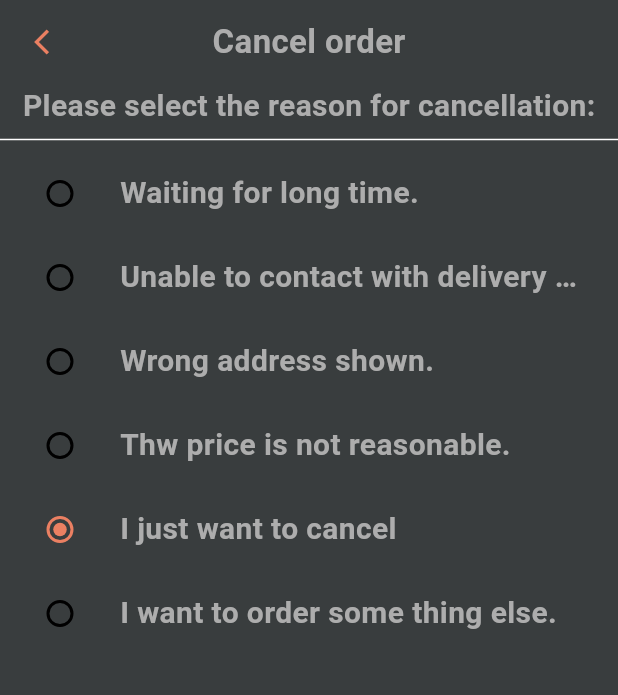
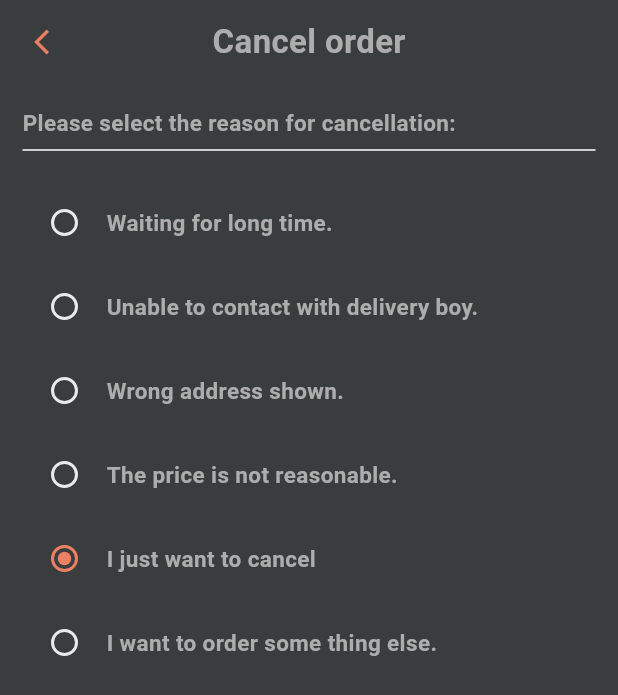
Before and after one commit to roonish/himalayandelight, a Flutter app: the CancelOrderScreen screen opened by its route, on a phone screen of 412 x 824 dp. Shown: the top 695 px of the screen. Run offline on Flutter 3.47's test engine with Material 3 defaults, Android fonts, the phone set to English and light mode, and no system bars; our stand-ins replace bloc, cached_network_image, flutter_bloc, flutter_map, geolocator, go_router and 3 more; accounts and stored records are empty; Roboto replaces fonts that are missing (ProximaNova).

Commit message:
chore:Radio style changed

```diff
--- a/lib/screen/cancel_order_screen/cancel_order_screen.dart
+++ b/lib/screen/cancel_order_screen/cancel_order_screen.dart
@@ -1,4 +1,3 @@
-import 'package:flutter/material.dart';
 import 'package:himalayan_delights/screen/cart_screen/imports.dart';
 import 'package:himalayan_delights/utils/enums.dart';
 
@@ -14,35 +13,41 @@ class CancelOrderScreen extends StatefulWidget {
 class _CancelOrderScreenState extends State<CancelOrderScreen> {
   @override
   Widget build(BuildContext context) {
-    const EdgeInsetsGeometry boxPadding = EdgeInsets.all(12);
-    const EdgeInsetsGeometry textPadding = EdgeInsets.only(top: 5, bottom: 2);
+    const EdgeInsetsGeometry bodyPadding = EdgeInsets.all(15);
     final Size mediaQ = MediaQuery.of(context).size;
+
     return Scaffold(
       appBar: appBar(context, title: 'Cancel order'),
-      body: const SingleChildScrollView(
+      body: SingleChildScrollView(
+        child: Padding(
+          padding: bodyPadding,
           child: Column(
+            crossAxisAlignment: CrossAxisAlignment.start,
             children: [
-            LabelText(text: 'Please select the reason for cancellation:'),
-            Divider(),
-            CancelationReasonList(
+              const LabelText(
+                  text: 'Please select the reason for cancellation:', size: 15),
+              const Divider(),
+              SizedBox(height: getDeviceExactHeight(10, mediaQ)),
+              const CancelationReasonList(
                   text: 'Waiting for long time.',
                   radioValue: OrderCancelReason.longWait),
-            CancelationReasonList(
+              const CancelationReasonList(
                   text: 'Unable to contact with delivery boy.',
                   radioValue: OrderCancelReason.noContactWithDeliveryPerson),
-            CancelationReasonList(
+              const CancelationReasonList(
                   text: 'Wrong address shown.',
                   radioValue: OrderCancelReason.wrongAddressShown),
-            CancelationReasonList(
-                text: 'Thw price is not reasonable.',
+              const CancelationReasonList(
+                  text: 'The price is not reasonable.',
                   radioValue: OrderCancelReason.nonReasonablePrice),
-            CancelationReasonList(
+              const CancelationReasonList(
                   text: 'I just want to cancel',
                   radioValue: OrderCancelReason.justWantToCancel),
-            CancelationReasonList(
+              const CancelationReasonList(
                   text: 'I want to order some thing else.',
                   radioValue: OrderCancelReason.orderSomethingElse),
             ],
+          ),
         ),
       ),
     );
@@ -66,7 +71,10 @@ class _CancelationReasonListState extends State<CancelationReasonList> {
     OrderCancelReason? orderCancelReason = OrderCancelReason.justWantToCancel;
 
     return ListTile(
-      title: LabelText(text: widget.text),
+      title: LabelText(
+        text: widget.text,
+        size: 15,
+      ),
       leading: Radio<OrderCancelReason>(
         value: widget.radioValue,
         onChanged: (value) {
@@ -74,7 +82,19 @@ class _CancelationReasonListState extends State<CancelationReasonList> {
             orderCancelReason = value;
           });
         },
+        fillColor: WidgetStateProperty.resolveWith(
+          (states) {
+            if (states.contains(WidgetState.selected)) {
+              return AppColor.primaryColor;
+            }
+            return AppColor.headerColor;
+          },
+        ),
         groupValue: orderCancelReason,
+        visualDensity: const VisualDensity(
+            horizontal: VisualDensity.minimumDensity,
+            vertical: VisualDensity.minimumDensity),
+        materialTapTargetSize: MaterialTapTargetSize.shrinkWrap,
       ),
     );
   }
--- a/lib/themes/app_theme.dart
+++ b/lib/themes/app_theme.dart
@@ -93,6 +93,7 @@ class AppThemes {
     // Dark Theme
     AppTheme.darkTheme: ThemeData(
         scaffoldBackgroundColor: AppColor.darkBackgroundColor,
+        unselectedWidgetColor: AppColor.headerColor,
         appBarTheme: const AppBarTheme(
           backgroundColor: AppColor.darkBackgroundColor,
           elevation: 0,
```
Lines whose indentation alone changed are shown as unchanged.
